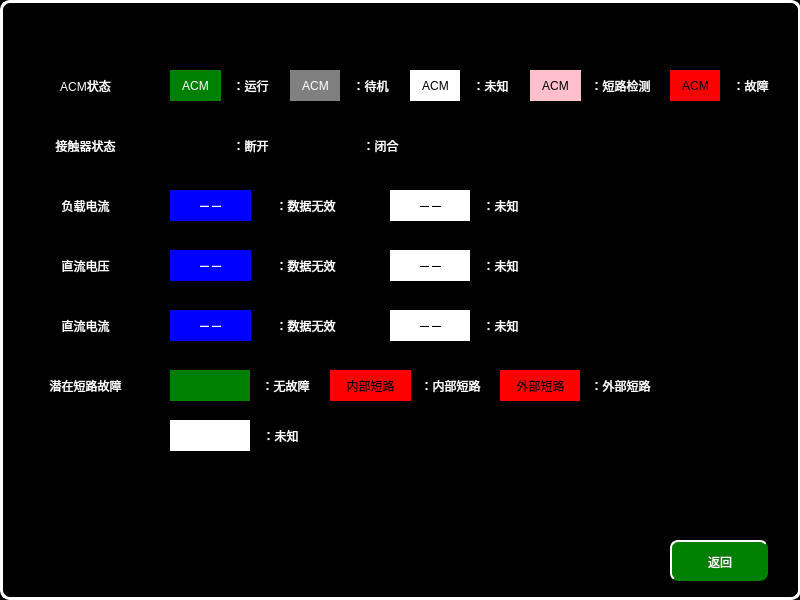
First picture: the form in vehicleacuhelppage.ui, repository mayue-crrc/ShenyangMetro9DB, before the edit.
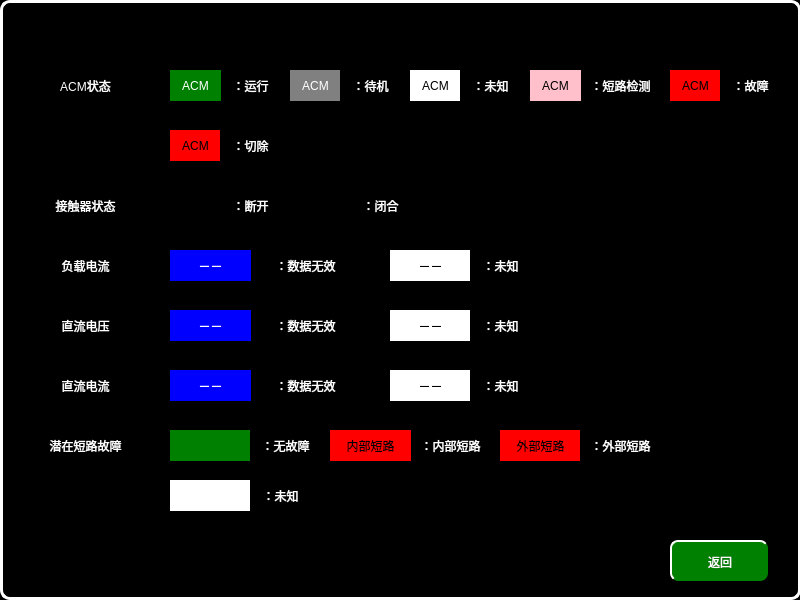
Second picture: the form after the edit. Icons and pictures are not drawn.

```diff
--- a/vehicleacuhelppage.ui
+++ b/vehicleacuhelppage.ui
@@ -40,7 +40,7 @@
    <property name="geometry">
     <rect>
      <x>170</x>
-     <y>190</y>
+     <y>250</y>
      <width>81</width>
      <height>31</height>
     </rect>
@@ -91,7 +91,7 @@
    <property name="geometry">
     <rect>
      <x>20</x>
-     <y>250</y>
+     <y>310</y>
      <width>131</width>
      <height>31</height>
     </rect>
@@ -107,7 +107,7 @@
    <property name="geometry">
     <rect>
      <x>390</x>
-     <y>190</y>
+     <y>250</y>
      <width>81</width>
      <height>31</height>
     </rect>
@@ -126,7 +126,7 @@
    <property name="geometry">
     <rect>
      <x>20</x>
-     <y>310</y>
+     <y>370</y>
      <width>131</width>
      <height>31</height>
     </rect>
@@ -142,7 +142,7 @@
    <property name="geometry">
     <rect>
      <x>20</x>
-     <y>190</y>
+     <y>250</y>
      <width>131</width>
      <height>31</height>
     </rect>
@@ -178,7 +178,7 @@
    <property name="geometry">
     <rect>
      <x>470</x>
-     <y>190</y>
+     <y>250</y>
      <width>61</width>
      <height>31</height>
     </rect>
@@ -198,7 +198,7 @@
    <property name="geometry">
     <rect>
      <x>260</x>
-     <y>190</y>
+     <y>250</y>
      <width>91</width>
      <height>31</height>
     </rect>
@@ -374,7 +374,7 @@
    <property name="geometry">
     <rect>
      <x>390</x>
-     <y>250</y>
+     <y>310</y>
      <width>81</width>
      <height>31</height>
     </rect>
@@ -393,7 +393,7 @@
    <property name="geometry">
     <rect>
      <x>170</x>
-     <y>250</y>
+     <y>310</y>
      <width>81</width>
      <height>31</height>
     </rect>
@@ -412,7 +412,7 @@
    <property name="geometry">
     <rect>
      <x>470</x>
-     <y>250</y>
+     <y>310</y>
      <width>61</width>
      <height>31</height>
     </rect>
@@ -432,7 +432,7 @@
    <property name="geometry">
     <rect>
      <x>260</x>
-     <y>250</y>
+     <y>310</y>
      <width>91</width>
      <height>31</height>
     </rect>
@@ -452,7 +452,7 @@
    <property name="geometry">
     <rect>
      <x>390</x>
-     <y>310</y>
+     <y>370</y>
      <width>81</width>
      <height>31</height>
     </rect>
@@ -471,7 +471,7 @@
    <property name="geometry">
     <rect>
      <x>170</x>
-     <y>310</y>
+     <y>370</y>
      <width>81</width>
      <height>31</height>
     </rect>
@@ -490,7 +490,7 @@
    <property name="geometry">
     <rect>
      <x>470</x>
-     <y>310</y>
+     <y>370</y>
      <width>61</width>
      <height>31</height>
     </rect>
@@ -510,7 +510,7 @@
    <property name="geometry">
     <rect>
      <x>260</x>
-     <y>310</y>
+     <y>370</y>
      <width>91</width>
      <height>31</height>
     </rect>
@@ -530,7 +530,7 @@
    <property name="geometry">
     <rect>
      <x>20</x>
-     <y>130</y>
+     <y>190</y>
      <width>131</width>
      <height>31</height>
     </rect>
@@ -546,7 +546,7 @@
    <property name="geometry">
     <rect>
      <x>170</x>
-     <y>130</y>
+     <y>190</y>
      <width>51</width>
      <height>31</height>
     </rect>
@@ -565,7 +565,7 @@
    <property name="geometry">
     <rect>
      <x>220</x>
-     <y>130</y>
+     <y>190</y>
      <width>61</width>
      <height>31</height>
     </rect>
@@ -585,7 +585,7 @@
    <property name="geometry">
     <rect>
      <x>300</x>
-     <y>130</y>
+     <y>190</y>
      <width>51</width>
      <height>31</height>
     </rect>
@@ -604,7 +604,7 @@
    <property name="geometry">
     <rect>
      <x>350</x>
-     <y>130</y>
+     <y>190</y>
      <width>61</width>
      <height>31</height>
     </rect>
@@ -630,7 +630,8 @@
     </rect>
    </property>
    <property name="styleSheet">
-    <string notr="true">font: 16px, &quot;微软雅黑&quot;;color:black;background-color:red</string>
+    <string notr="true">font: 16px, &quot;微软雅黑&quot;;color:black;background-color:red;
+</string>
    </property>
    <property name="text">
     <string>ACM</string>
@@ -663,7 +664,7 @@
    <property name="geometry">
     <rect>
      <x>410</x>
-     <y>370</y>
+     <y>430</y>
      <width>81</width>
      <height>31</height>
     </rect>
@@ -683,7 +684,7 @@
    <property name="geometry">
     <rect>
      <x>330</x>
-     <y>370</y>
+     <y>430</y>
      <width>81</width>
      <height>31</height>
     </rect>
@@ -702,7 +703,7 @@
    <property name="geometry">
     <rect>
      <x>20</x>
-     <y>370</y>
+     <y>430</y>
      <width>131</width>
      <height>31</height>
     </rect>
@@ -718,7 +719,7 @@
    <property name="geometry">
     <rect>
      <x>170</x>
-     <y>370</y>
+     <y>430</y>
      <width>81</width>
      <height>31</height>
     </rect>
@@ -737,7 +738,7 @@
    <property name="geometry">
     <rect>
      <x>170</x>
-     <y>420</y>
+     <y>480</y>
      <width>81</width>
      <height>31</height>
     </rect>
@@ -756,7 +757,7 @@
    <property name="geometry">
     <rect>
      <x>250</x>
-     <y>370</y>
+     <y>430</y>
      <width>71</width>
      <height>31</height>
     </rect>
@@ -776,7 +777,7 @@
    <property name="geometry">
     <rect>
      <x>250</x>
-     <y>420</y>
+     <y>480</y>
      <width>61</width>
      <height>31</height>
     </rect>
@@ -796,7 +797,7 @@
    <property name="geometry">
     <rect>
      <x>500</x>
-     <y>370</y>
+     <y>430</y>
      <width>81</width>
      <height>31</height>
     </rect>
@@ -815,7 +816,7 @@
    <property name="geometry">
     <rect>
      <x>580</x>
-     <y>370</y>
+     <y>430</y>
      <width>81</width>
      <height>31</height>
     </rect>
@@ -831,6 +832,46 @@
     <set>Qt::AlignCenter</set>
    </property>
   </widget>
+  <widget class="QLabel" name="label_76">
+   <property name="geometry">
+    <rect>
+     <x>170</x>
+     <y>130</y>
+     <width>51</width>
+     <height>31</height>
+    </rect>
+   </property>
+   <property name="styleSheet">
+    <string notr="true">font: 16px, &quot;微软雅黑&quot;;color:black;background-color:red;
+border-image: url(:/images/images/TCUcutout.png);</string>
+   </property>
+   <property name="text">
+    <string>ACM</string>
+   </property>
+   <property name="alignment">
+    <set>Qt::AlignCenter</set>
+   </property>
+  </widget>
+  <widget class="QLabel" name="label_77">
+   <property name="geometry">
+    <rect>
+     <x>220</x>
+     <y>130</y>
+     <width>61</width>
+     <height>31</height>
+    </rect>
+   </property>
+   <property name="styleSheet">
+    <string notr="true">	font: 16px, &quot;微软雅黑&quot;;
+</string>
+   </property>
+   <property name="text">
+    <string>：切除</string>
+   </property>
+   <property name="alignment">
+    <set>Qt::AlignCenter</set>
+   </property>
+  </widget>
   <zorder>label_98</zorder>
   <zorder>label_21</zorder>
   <zorder>label</zorder>
@@ -873,6 +914,8 @@
   <zorder>label_74</zorder>
   <zorder>label_28</zorder>
   <zorder>label_75</zorder>
+  <zorder>label_76</zorder>
+  <zorder>label_77</zorder>
  </widget>
  <resources/>
  <connections/>
```
